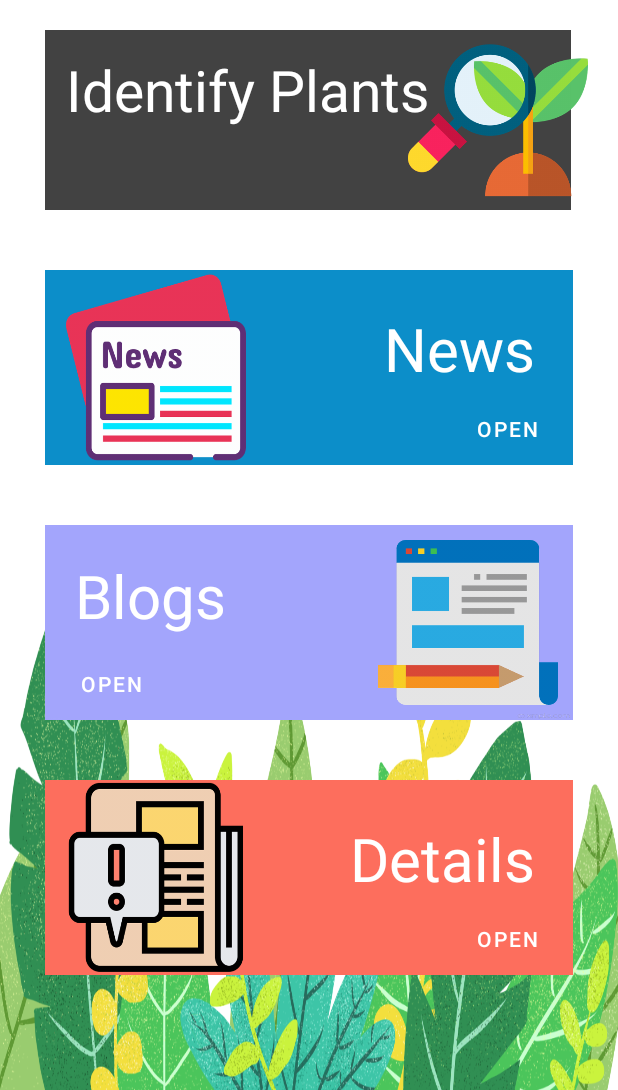
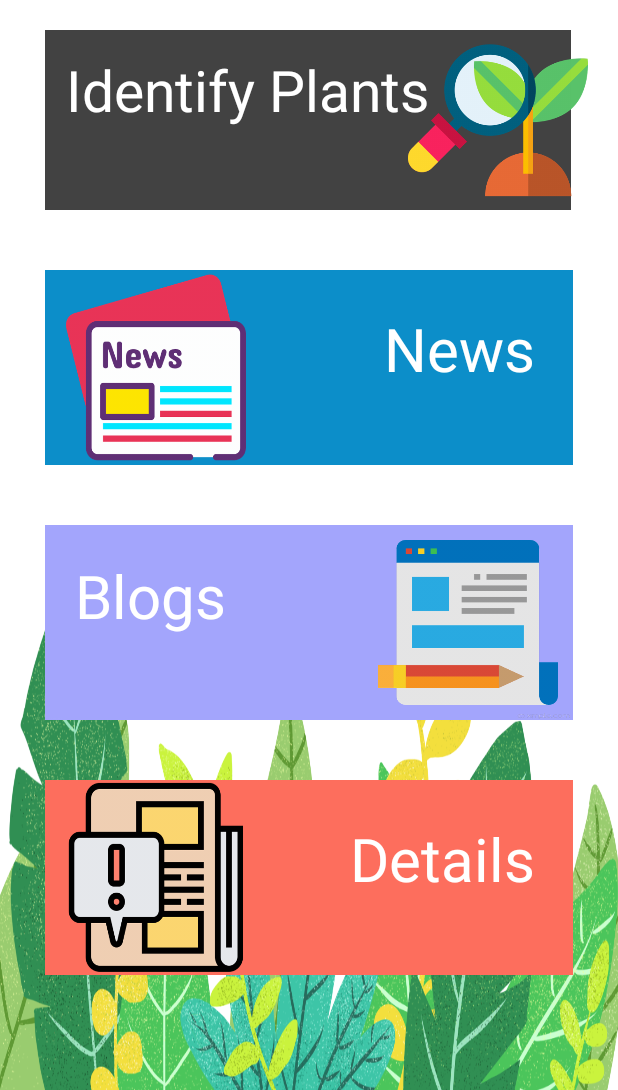
Before and after one commit to Prajit14/AgroNepal, an Android app: the screen it shows after launch (Dashboard), on a phone screen of 412 x 824 dp, the part 146-1236 px from its top. Run offline under Robolectric (Android 15) with nearby library versions, the phone set to English and light mode, and no system bars; Roboto replaces fonts that are not available here; 1 statement that could not run was skipped.

Commit message:
second commit

```diff
--- a/app/src/main/java/com/example/agronepal/Dashboard/Dashboard.java
+++ b/app/src/main/java/com/example/agronepal/Dashboard/Dashboard.java
@@ -2,9 +2,13 @@ package com.example.agronepal.Dashboard;
 
 import androidx.appcompat.app.AppCompatActivity;
 
+import android.content.Intent;
 import android.os.Bundle;
+import android.view.View;
+import android.widget.RelativeLayout;
 
 import com.example.agronepal.R;
+import com.example.agronepal.agronews.news;
 
 public class Dashboard extends AppCompatActivity {
 
@@ -12,5 +16,13 @@ public class Dashboard extends AppCompatActivity {
     protected void onCreate(Bundle savedInstanceState) {
         super.onCreate(savedInstanceState);
         setContentView(R.layout.activity_dashboard);
+         RelativeLayout mRelativeLayout = (RelativeLayout) findViewById(R.id.relative_layout_1);
+        mRelativeLayout.setOnClickListener(new View.OnClickListener() {
+            @Override
+            public void onClick(View v) {
+                Intent startActivityIntent = new Intent(getApplicationContext(), news.class);
+                startActivity(startActivityIntent);
+            }
+        });
     }
 }
--- a/app/src/main/java/com/example/agronepal/agronews/news.java
+++ b/app/src/main/java/com/example/agronepal/agronews/news.java
@@ -1,5 +1,6 @@
 package com.example.agronepal.agronews;
 
+import android.annotation.SuppressLint;
 import android.app.ProgressDialog;
 import android.os.AsyncTask;
 import android.os.Bundle;
@@ -25,7 +26,7 @@ public class news extends AppCompatActivity {
 
      //RSS LINK
     private final String RSS_link="https://feeds.bbci.co.uk/nepali/rss.xml";
-    private final String RSS_to_Json_API = " https://api.rss2json.com/v1/api.json?rss_url=";
+    private final String RSS_to_Json_API ="https://api.rss2json.com/v1/api.json?rss_url=";
 
     @Override
     protected void onCreate(Bundle savedInstanceState) {
@@ -56,7 +57,7 @@ public class news extends AppCompatActivity {
                 mdialog.setMessage("please have patient...");
                 mdialog.show();
             }
-
+            @SuppressLint("StaticFieldLeak")
             @Override
             protected String doInBackground(String... params) {
                 String result;
@@ -78,7 +79,6 @@ public class news extends AppCompatActivity {
         StringBuilder url_get_data = new StringBuilder(RSS_to_Json_API);
         url_get_data.append(RSS_link);
         loadRSSAsync.execute(url_get_data.toString());
-
     }
 
     @Override
--- a/app/src/main/res/layout/activity_dashboard.xml
+++ b/app/src/main/res/layout/activity_dashboard.xml
@@ -19,6 +19,7 @@
             android:layout_width="match_parent"
             android:layout_height="wrap_content"
             android:fontFamily="@font/amarante"
+
             android:padding="10dp"
             android:text="@string/agro_nepal"
             android:textAlignment="center"
@@ -28,12 +29,16 @@
         </TextView>
 
         <RelativeLayout
+
             android:layout_width="match_parent"
-            android:layout_height="160dp">
+            android:layout_height="160dp"
+
+            android:clickable="true">
 
             <RelativeLayout
                 android:layout_width="match_parent"
                 android:layout_height="130dp"
+                android:id="@+id/relative_layout"
                 android:layout_alignParentEnd="true"
                 android:layout_marginStart="20dp"
                 android:layout_marginTop="20dp"
@@ -59,13 +64,12 @@
                     android:layout_alignParentBottom="true"
                     android:background="#00000000"
                     android:padding="5dp">
-                    //android:text="Open"
-
-
                 </Button>
 
             </RelativeLayout>
+
             <ImageView
+
                 android:layout_width="120dp"
                 android:layout_height="180dp"
                 android:src="@drawable/plant_identify"
@@ -80,6 +84,8 @@
             android:layout_width="match_parent"
             android:layout_height="130dp"
             android:layout_margin="20dp"
+            android:id="@+id/relative_layout_1"
+            android:clickable="true"
             android:background="#0c8ec9">
 
             <ImageView
@@ -102,16 +108,7 @@
 
             </TextView>
 
-            <Button
-                android:layout_width="wrap_content"
-                android:layout_height="wrap_content"
-                android:text="Open"
-                android:background="#00000000"
-                android:padding="5dp"
-                android:layout_alignParentRight="true"
-                android:layout_alignParentBottom="true">
 
-            </Button>
         </RelativeLayout>
 
 
@@ -133,15 +130,6 @@
 
             </TextView>
 
-            <Button
-                android:layout_width="wrap_content"
-                android:layout_height="wrap_content"
-                android:text="Open"
-                android:background="#00000000"
-                android:padding="5dp"
-                android:layout_alignParentBottom="true">
-
-            </Button>
 
             <ImageView
                 android:layout_width="120dp"
@@ -181,16 +169,6 @@
 
             </TextView>
 
-            <Button
-                android:layout_width="wrap_content"
-                android:layout_height="wrap_content"
-                android:text="Open"
-                android:background="#00000000"
-                android:padding="5dp"
-                android:layout_alignParentEnd="true"
-                android:layout_alignParentBottom="true">
-
-            </Button>
         </RelativeLayout>
 
 
--- a/app/src/main/res/layout/activity_main.xml
+++ b/app/src/main/res/layout/activity_main.xml
@@ -5,7 +5,7 @@
     android:layout_width="match_parent"
     android:layout_height="match_parent"
     tools:context=".MainActivity"
-    android:background="#defadc">
+    android:background="#e2ffdb">
 
     <ImageView
         android:id="@+id/logoimage"
--- a/app/src/main/res/values/themes.xml
+++ b/app/src/main/res/values/themes.xml
@@ -3,7 +3,7 @@
     <style name="Theme.AgroNepal" parent="Theme.MaterialComponents.DayNight.NoActionBar">
         <!-- Primary brand color. -->
         <item name="colorPrimary">@color/purple_500</item>
-        <item name="colorPrimaryVariant">@color/purple_700</item>
+        <item name="colorPrimaryVariant">@color/teal_700</item>
         <item name="colorOnPrimary">@color/white</item>
         <!-- Secondary brand color. -->
         <item name="colorSecondary">@color/teal_200</item>
```
Also changed, not shown: app/src/main/res/layout/activity_news.xml (+5 -5 lines), app/src/main/res/layout/row.xml (+2 -5 lines).
